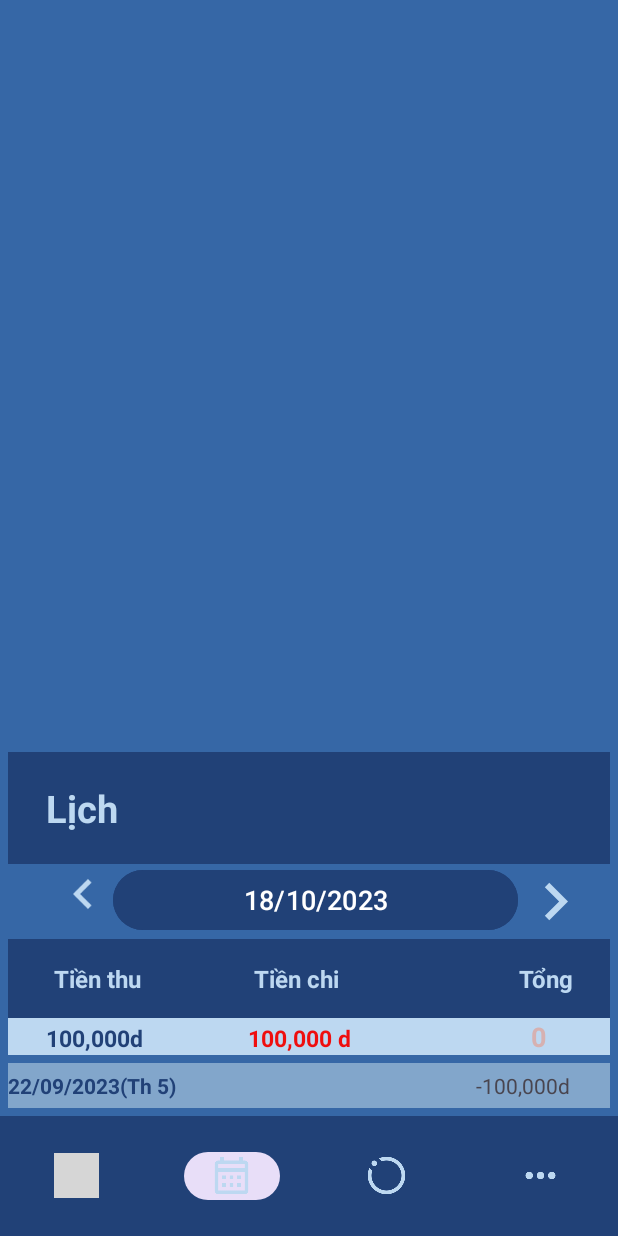
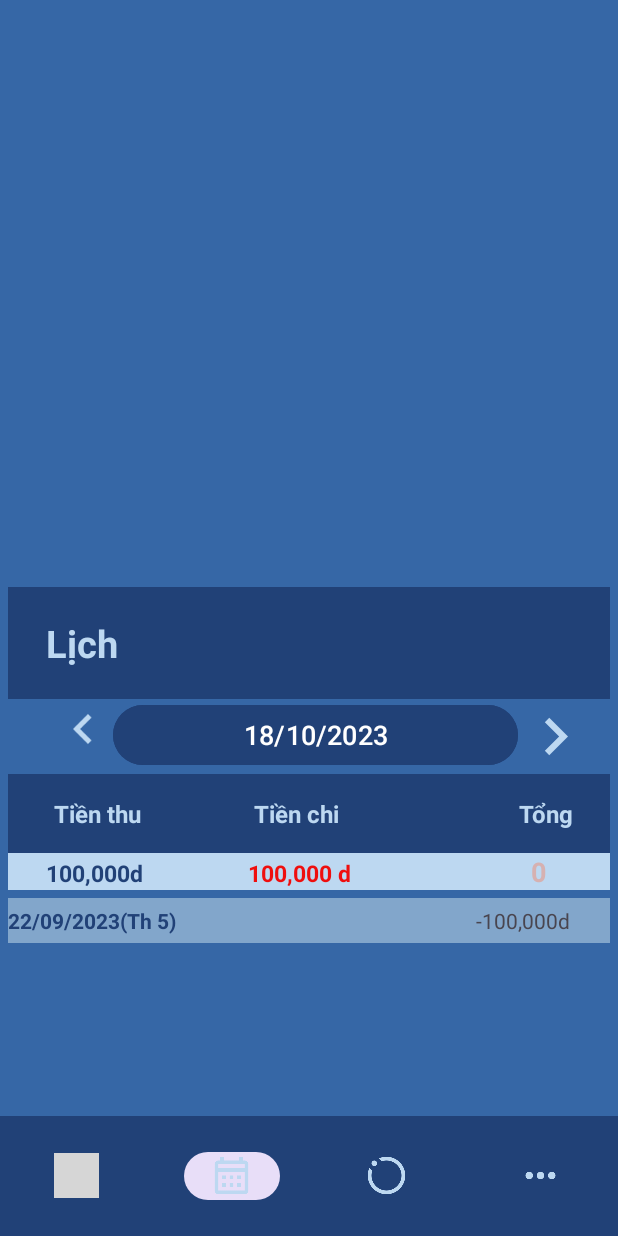
Before and after one commit to Nthanhnhan265/prj-spend-management, an Android app: the screen it shows after launch (MainActivity), item 2 of the bottom bar chosen, on a phone screen of 412 x 824 dp. Run offline under Robolectric (Android 15) with nearby library versions, the phone set to English and light mode, and no system bars; grey boxes are pictures that could not be loaded.

Commit message:
update home_lich

```diff
--- a/app/src/main/AndroidManifest.xml
+++ b/app/src/main/AndroidManifest.xml
@@ -21,5 +21,11 @@
                 <category android:name="android.intent.category.LAUNCHER" />
             </intent-filter>
         </activity>
+        <!-- Thêm hoạt động "PageLich" vào AndroidManifest.xml -->
+        <activity
+            android:name=".HomeFragment"
+            android:exported="true">
+        </activity>
     </application>
+
 </manifest>
--- a/app/src/main/java/com/project/spendmanagement/Category.java
+++ b/app/src/main/java/com/project/spendmanagement/Category.java
@@ -1,15 +1,17 @@
     package com.project.spendmanagement;
+
+    import android.graphics.drawable.Drawable;
 
     public class Category {
         //khai bao
         private String ten_category;
-    private String icon;
+        private int icon;
 
         public Category() {
 
         }
 
-    public Category(String ten_category, String icon) {
+        public Category(String ten_category, int icon) {
             this.ten_category = ten_category;
             this.icon = icon;
         }
@@ -18,7 +20,7 @@ public class Category {
             return ten_category;
         }
 
-    public String getIcon() {
+        public int getIcon() {
             return icon;
         }
 
@@ -26,8 +28,10 @@ public class Category {
             this.ten_category = ten_category;
         }
 
-    public void setIcon(String icon) {
+        public void setIcon(int icon) {
             this.icon = icon;
+
+
         }
 
 
--- a/app/src/main/java/com/project/spendmanagement/HomeFragment.java
+++ b/app/src/main/java/com/project/spendmanagement/HomeFragment.java
@@ -1,15 +1,24 @@
 package com.project.spendmanagement;
 
+import android.app.Activity;
 import android.app.DatePickerDialog;
+import android.content.Intent;
+import android.graphics.drawable.Drawable;
 import android.os.Bundle;
+
+import androidx.appcompat.widget.AppCompatButton;
 import androidx.fragment.app.Fragment;
 import android.view.LayoutInflater;
 import android.view.View;
 import android.view.ViewGroup;
 import android.widget.Button;
 import android.widget.DatePicker;
+import android.widget.EditText;
 import android.widget.GridView;
+import android.widget.ImageView;
 import android.widget.ListView;
+import android.widget.Spinner;
+import android.widget.Toast;
 
 
 import java.text.ParseException;
@@ -20,24 +29,32 @@ import java.util.Date;
 import java.util.List;
 
 public class HomeFragment extends Fragment {
-
-  private IconAdapter icon_apt;
-  private List<Category> data_category;
+    private IconAdapter icon_adapter;
+  private List<Category> data_Extensecategory;
+  private List<Category> data_Icomecategory;
   private Button datepickerButton;
   private GridView gvExtenseCategory;
-  private Button btnThuChi;
+  private Button btnTienThu;
+  // them moi
+  private ListView lvDanhSachTienChi;
+  private EditText edtNhapGhiChu,edtTienChi;
+
+
   @Override
   public View onCreateView(LayoutInflater inflater, ViewGroup container, Bundle savedInstanceState) {
     View view = inflater.inflate(R.layout.fragment_home_chitieu, container, false);
     setControl(view);
     setEvent();
-
     return view;
   }
+
+
 
   private void setEvent() {
     //lien ket man hinh nhap thu ở đây
     //btnThuChi.setOnClickListener();
+    setCurrentDate();
+
     datepickerButton.setOnClickListener(new View.OnClickListener() {
       @Override
       public void onClick(View v) {
@@ -76,25 +93,55 @@ public class HomeFragment extends Fragment {
       }
     });
 
-    gvExtenseCategory.setAdapter(icon_apt);
+    gvExtenseCategory.setAdapter(icon_adapter);
+
   }
 
+
   private void setControl(View view) {
-    btnThuChi=view.findViewById(R.id.btnTienThu);
-    data_category=new ArrayList<>();
+    btnTienThu=view.findViewById(R.id.btnTienThu);
+    data_Extensecategory=new ArrayList<>();
     constructListView();
-    icon_apt=new IconAdapter(requireContext(),data_category);
+    icon_adapter=new IconAdapter(requireContext(),data_Extensecategory);
     gvExtenseCategory=view.findViewById(R.id.gvExtenseCategory);
     datepickerButton = view.findViewById(R.id.datepickerButton);
+    // them moi
+
 
   }
+
+  private void setCurrentDate() {
+    final Calendar calendar = Calendar.getInstance();
+    int year = calendar.get(Calendar.YEAR);
+    int month = calendar.get(Calendar.MONTH);
+    int day = calendar.get(Calendar.DAY_OF_MONTH);
+    try {
+      String selectedDate = day + "/" + (month + 1) + "/" + year;
+      //String dayOfWeek = dayFormat.format(Date.parse(selectedDate)); // Lấy thứ
+
+      // Xuất ngày và thứ
+      datepickerButton.setText(selectedDate );
+    } catch (Exception e) {
+      e.printStackTrace();
+    }
+  }
   private void constructListView() {
-    data_category.add(new Category("mua sam","ok"));
-    data_category.add(new Category("Mua sắm","a"));
-    data_category.add(new Category("Đi nhậu","a"));
-    data_category.add(new Category("Điện","a"));data_category.add(new Category("Mua sắm","a"));
-    data_category.add(new Category("Đi nhậu","a"));
-    data_category.add(new Category("Điện","a"));
+   // Drawable top =getResources().getDrawable(R.drawable.baseline_fastfood_24, null);
+
+    data_Extensecategory.add(new Category("Mua sam",R.drawable.baseline_fastfood_25));
+    data_Extensecategory.add(new Category("Mua sam",R.drawable.baseline_fastfood_24));
+    data_Extensecategory.add(new Category("Mua sam",R.drawable.baseline_fastfood_24));
+    data_Extensecategory.add(new Category("Mua sam",R.drawable.baseline_fastfood_24));
+    data_Extensecategory.add(new Category("Mua sam",R.drawable.baseline_fastfood_24));
+    data_Extensecategory.add(new Category("Mua sam",R.drawable.baseline_fastfood_24));
+    data_Extensecategory.add(new Category("Mua sam",R.drawable.baseline_fastfood_24));
+//    data_Extensecategory.add(new Category("Mua sắm","a"));
+//    data_Extensecategory.add(new Category("Đi nhậu","a"));
+//    data_Extensecategory.add(new Category("Điện","a"));
+//    data_Extensecategory.add(new Category("Mua sắm","a"));
+//    data_Extensecategory.add(new Category("Đi nhậu","a"));
+//    data_Extensecategory.add(new Category("Điện","a"));
+
 
   }
 
--- a/app/src/main/java/com/project/spendmanagement/IconAdapter.java
+++ b/app/src/main/java/com/project/spendmanagement/IconAdapter.java
@@ -6,7 +6,8 @@ import android.view.LayoutInflater;
 import android.view.View;
 import android.view.ViewGroup;
 import android.widget.BaseAdapter;
-import android.widget.Button;
+
+
 
 import androidx.appcompat.widget.AppCompatButton;
 
@@ -37,17 +38,31 @@ public class IconAdapter extends BaseAdapter {
 
     @Override
         public View getView(int i, View view, ViewGroup viewGroup) {
+
+        try {
             if (view == null) {
                 LayoutInflater inflater = (LayoutInflater) context.getSystemService(Context.LAYOUT_INFLATER_SERVICE);
                 view = inflater.inflate(R.layout.custom_item_category, null);
             }
 
             AppCompatButton btnCategory = view.findViewById(R.id.btnCategory);
-        Category item=data.get(i);
-        Drawable top = context.getResources().getDrawable(R.drawable.baseline_fastfood_24,null);
+            Category item = data.get(i);
+            Drawable top = context.getResources().getDrawable(R.drawable.baseline_fastfood_24, null);
+
+//            btnCategory.setBackgroundResource(item.getIcon());
+//            btnCategory.setText(item.getIcon());
+       //     btnCategory.setCompoundDrawables(null, null, null, null);
+            btnCategory.setCompoundDrawablesWithIntrinsicBounds(null, top, null, null); // Đặt biểu tượng trên cùng
+        //    btnCategory.setCompoundDrawables(null, top, null, null);
+            btnCategory.setCompoundDrawablePadding(100);
             btnCategory.setText(item.getTen_category());
-        btnCategory.setCompoundDrawables(null,top,null,null);
-        btnCategory.setCompoundDrawablePadding(100);
+
+
+
+        }
+        catch (Exception ex) {
+
+        }
         return view;
     }
 }
--- a/app/src/main/java/com/project/spendmanagement/PageBaoCao.java
+++ b/app/src/main/java/com/project/spendmanagement/PageBaoCao.java
@@ -11,8 +11,6 @@ import android.view.ViewGroup;
 
 public class PageBaoCao extends Fragment {
 
-
-
     @Override
     public View onCreateView(LayoutInflater inflater, ViewGroup container,
                              Bundle savedInstanceState) {
--- /dev/null
+++ b/app/src/main/res/drawable/baseline_add_a_photo_24.xml
@@ -0,0 +1,5 @@
+<vector android:height="24dp" android:tint="#C60C0C"
+    android:viewportHeight="24" android:viewportWidth="24"
+    android:width="24dp" xmlns:android="http://schemas.android.com/apk/res/android">
+    <path android:fillColor="@android:color/white" android:pathData="M3,4V1h2v3h3v2H5v3H3V6H0V4H3zM6,10V7h3V4h7l1.83,2H21c1.1,0 2,0.9 2,2v12c0,1.1 -0.9,2 -2,2H5c-1.1,0 -2,-0.9 -2,-2V10H6zM13,19c2.76,0 5,-2.24 5,-5s-2.24,-5 -5,-5s-5,2.24 -5,5S10.24,19 13,19zM9.8,14c0,1.77 1.43,3.2 3.2,3.2s3.2,-1.43 3.2,-3.2s-1.43,-3.2 -3.2,-3.2S9.8,12.23 9.8,14z"/>
+</vector>
--- /dev/null
+++ b/app/src/main/res/drawable/baseline_fastfood_25.xml
@@ -0,0 +1,5 @@
+<vector android:height="18dp" android:tint="#C60C0C"
+    android:viewportHeight="24" android:viewportWidth="24"
+    android:width="18dp" xmlns:android="http://schemas.android.com/apk/res/android">
+    <path android:fillColor="@android:color/white" android:pathData="M18.06,22.99h1.66c0.84,0 1.53,-0.64 1.63,-1.46L23,5.05h-5L18,1h-1.97v4.05h-4.97l0.3,2.34c1.71,0.47 3.31,1.32 4.27,2.26 1.44,1.42 2.43,2.89 2.43,5.29v8.05zM1,21.99L1,21h15.03v0.99c0,0.55 -0.45,1 -1.01,1L2.01,22.99c-0.56,0 -1.01,-0.45 -1.01,-1zM16.03,14.99c0,-8 -15.03,-8 -15.03,0h15.03zM1.02,17h15v2h-15z"/>
+</vector>
--- a/app/src/main/res/layout/fragment_page_lich.xml
+++ b/app/src/main/res/layout/fragment_page_lich.xml
@@ -7,6 +7,8 @@
     android:background="@color/dark_blue"
     android:orientation="vertical"
     android:padding="5dp"
+    android:layout_marginBottom="100sp"
+
     >
 
 
@@ -178,12 +180,21 @@
             android:text="-100,000d"
             android:layout_marginStart="200sp"
             ></TextView>
-        <ListView
-            android:layout_width="match_parent"
-            android:layout_height="match_parent">
 
-        </ListView>
     </LinearLayout>
+    <ListView
+        android:layout_width="match_parent"
+        android:layout_height="match_parent"
+        android:layout_weight="1"
+        android:id="@+id/lvDanhSachThuChi"
+        android:listSelector="#11C518"
+        android:dividerHeight="5dp"
+        android:divider="#2D0CC1"
+        android:paddingTop="10sp"
+
+        >
+
+    </ListView>
 
 <!--    <LinearLayout-->
 <!--        android:layout_width="match_parent"-->
```
Also changed, not shown: app/src/main/java/com/project/spendmanagement/ChiTieuItem.java (added, +43 -0 lines), app/src/main/java/com/project/spendmanagement/PageLich.java (+16 -0 lines), app/src/main/res/layout/custom_item_category.xml (+8 -1 lines), app/src/main/res/layout/fragment_home_chitieu.xml (+12 -14 lines), app/src/main/res/layout/fragment_home_thunhap.xml (+27 -12 lines). Lines whose indentation alone changed are shown as unchanged.
